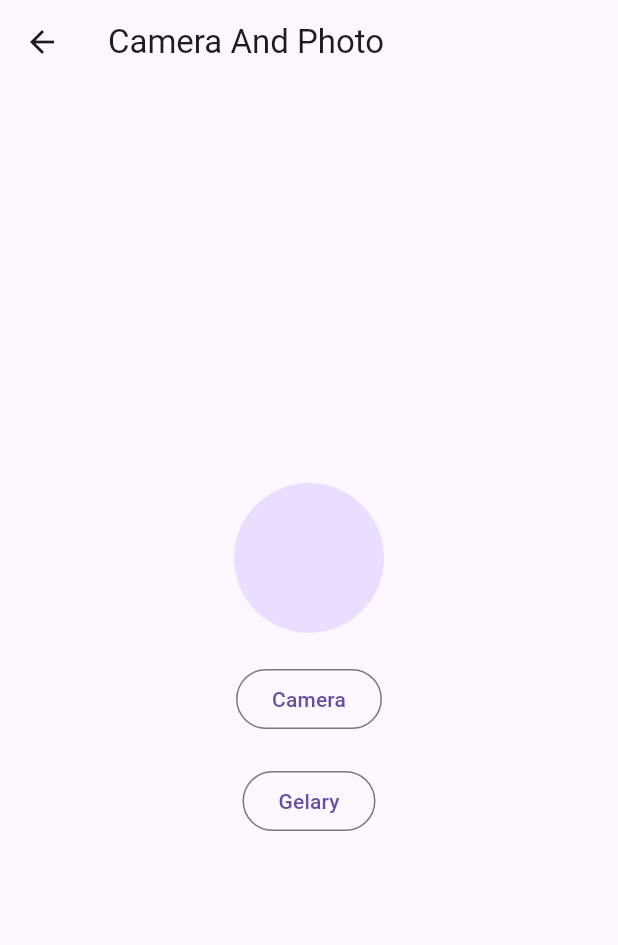
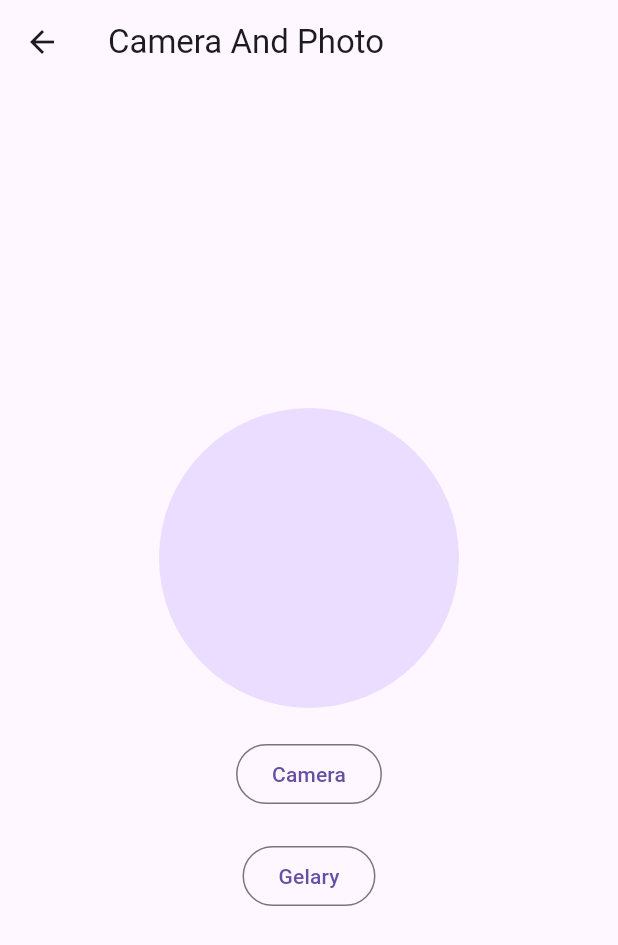
Before and after one commit to moobin136/daily_class_project, a Flutter app: the PhtoAndGerlaryUi screen opened directly, on a phone screen of 412 x 824 dp. Shown: the top 945 px of the screen. Run offline on Flutter 3.47's test engine with Material 3 defaults, Android fonts, the phone set to English and light mode, and no system bars; our stand-ins replace flutter_screenutil, get, image_picker.

Commit message:
Cmmit new

```diff
--- a/lib/phtoAndGelary/phto_and_gerlary_ui.dart
+++ b/lib/phtoAndGelary/phto_and_gerlary_ui.dart
@@ -20,7 +20,7 @@ class PhtoAndGerlaryUi extends StatelessWidget {
           children: [
             Obx(
               () => CircleAvatar(
-                radius: 50,
+                radius: 100,
                 backgroundImage: phtoAndGelrayController.image.isNotEmpty
                     ? FileImage(
                         File(phtoAndGelrayController.image.value.toString()),
```
